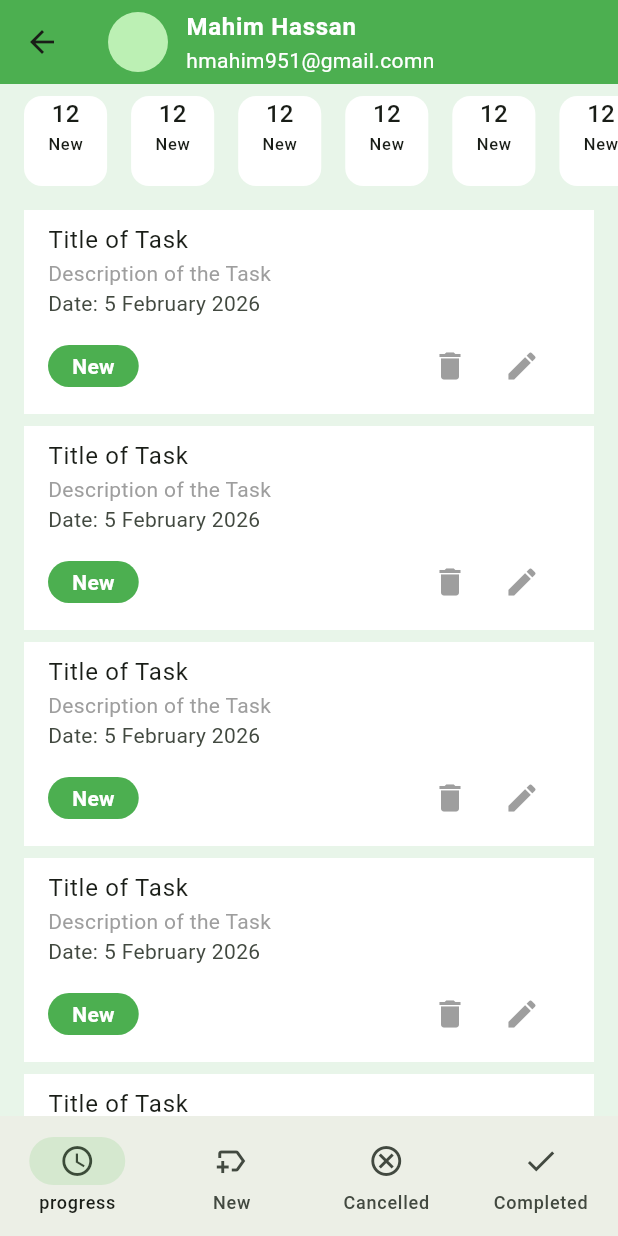
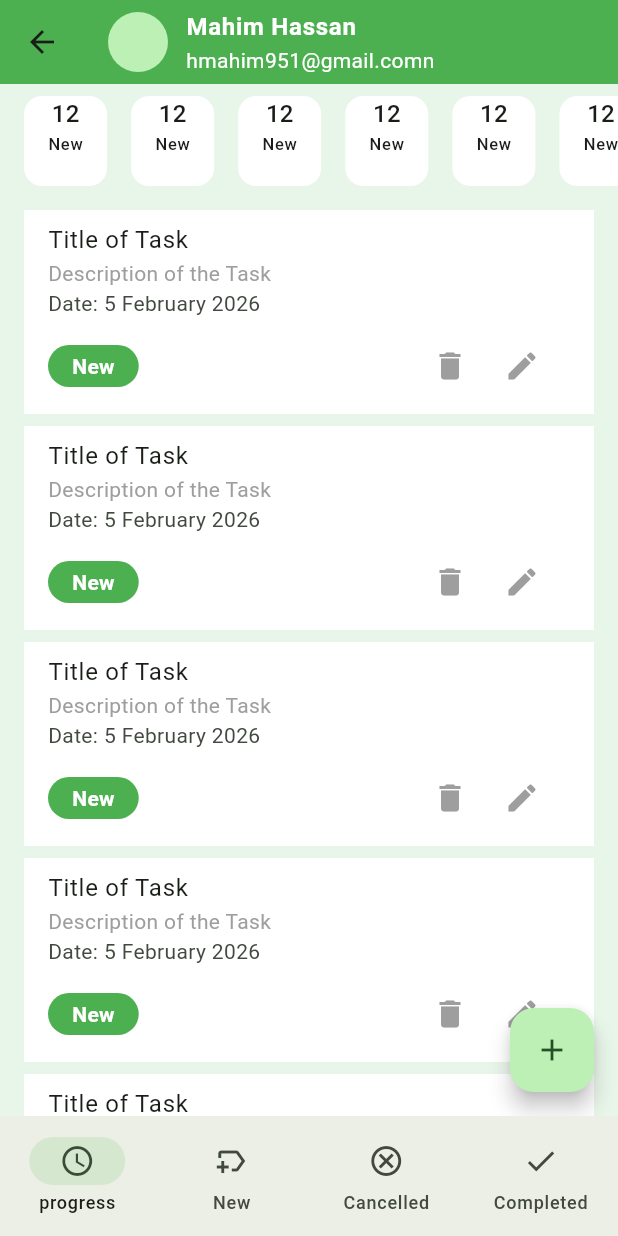
Before and after one commit to Mahim123-Hassan/TaskManagerApp, a Flutter app: the MainBottomNavHolderScreen screen opened by its route, on a phone screen of 412 x 824 dp. Run offline on Flutter 3.47's test engine with Material 3 defaults, Android fonts, the phone set to English and light mode, and no system bars; our stand-ins replace flutter_svg, pin_code_fields.

Commit message:
added completed and cancelled_task_list_screen

```diff
--- a/lib/ui/screens/main_bottom_nav_holder_screen.dart
+++ b/lib/ui/screens/main_bottom_nav_holder_screen.dart
@@ -1,6 +1,10 @@
 import 'package:flutter/material.dart';
+import 'package:task_manager_app/ui/screens/completed_task_list_screen.dart';
 import 'package:task_manager_app/ui/screens/new_task_list_screen.dart';
+import 'package:task_manager_app/ui/screens/progress_task_list_screen.dart';
 import 'package:task_manager_app/ui/screens/tm_app_bar.dart';
+
+import 'cancelled_task_list_screen.dart';
 
 class MainBottomNavHolderScreen extends StatefulWidget {
   const MainBottomNavHolderScreen({super.key});
@@ -15,9 +19,9 @@ class _MainBottomNavHolderScreenState extends State<MainBottomNavHolderScreen> {
   int _selectedIndex = 0;
   final List<Widget> _screen=[
     NewTaskListScreen(),
-    NewTaskListScreen(),
-    NewTaskListScreen(),
-    NewTaskListScreen(),
+    ProgressTaskListScreen(),
+    CancelledTaskListScreen(),
+    CompletedTaskListScreen()
   ];
 
   @override
--- a/lib/ui/screens/new_task_list_screen.dart
+++ b/lib/ui/screens/new_task_list_screen.dart
@@ -20,7 +20,7 @@ class _NewTaskListScreenState extends State<NewTaskListScreen> {
             SizedBox(),
             TaskSamarry(),
             SizedBox(),
-             TaskCard(),
+            TaskCard(),
             ListView.separated(
               itemCount: 10,
               primary: false,
@@ -36,6 +36,10 @@ class _NewTaskListScreenState extends State<NewTaskListScreen> {
           ],
         ),
       ),
+      floatingActionButton: FloatingActionButton(
+        onPressed: () {},
+        child: Icon(Icons.add),
+      ),
     );
   }
 }
```
Also changed, not shown: lib/ui/screens/cancelled_task_list_screen.dart (added, +26 -0 lines), lib/ui/screens/completed_task_list_screen.dart (added, +25 -0 lines), lib/ui/screens/progress_task_list_screen.dart (added, +26 -0 lines).
